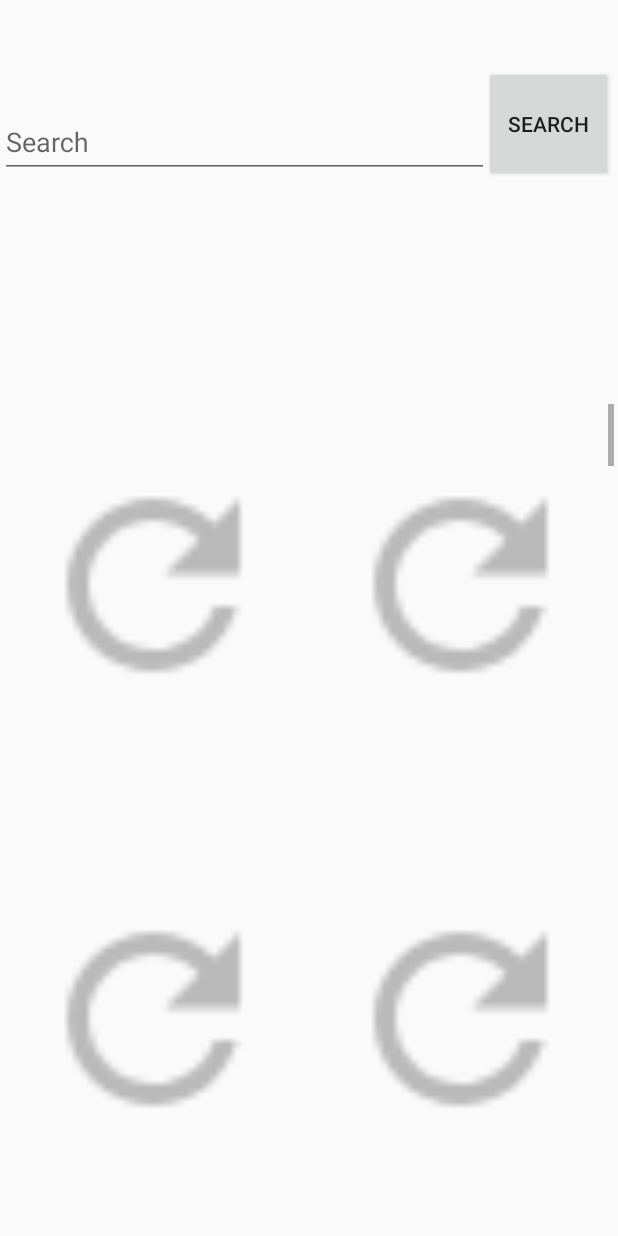
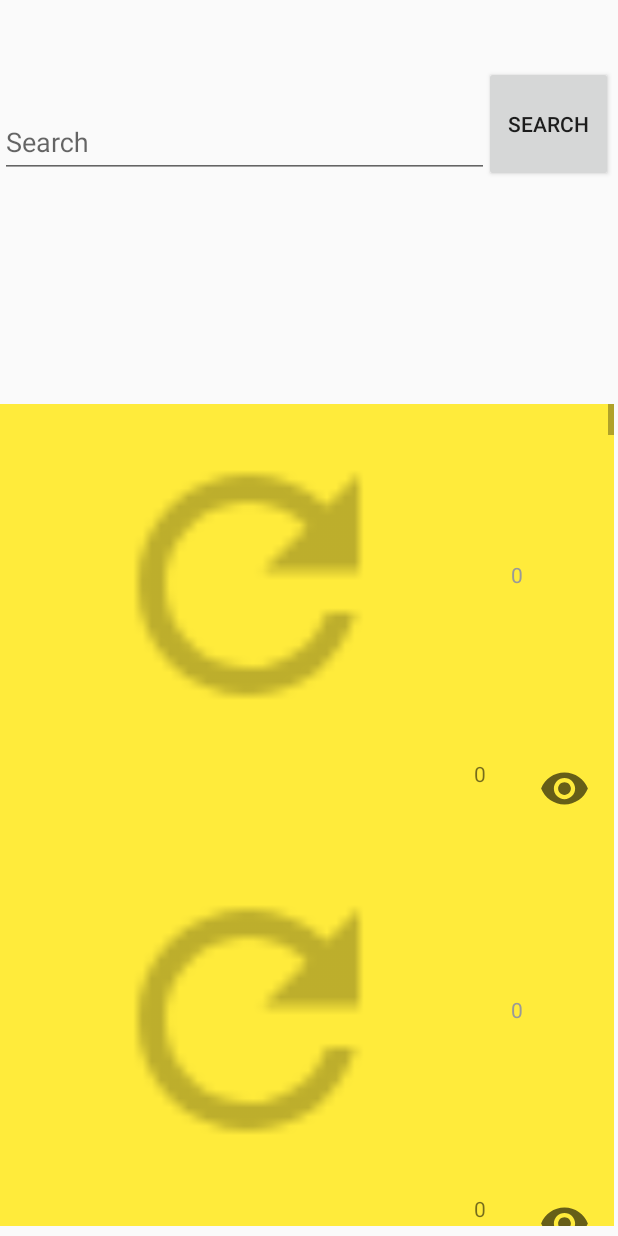
Before and after one commit to mic16/epicture, an Android app: the fragment SlideshowFragment shown on its own in the app's theme, on a phone screen of 412 x 824 dp. Run offline under Robolectric (Android 15) with nearby library versions, the phone set to English and light mode, and no system bars; libraries missing offline, so code that uses them is left out: net.azzerial.jmgur; pictures from the network do not load.

Commit message:
send image

```diff
--- /dev/null
+++ b/app/src/main/java/com/example/epicture/ItemClickSupport.java
@@ -0,0 +1,96 @@
+package com.example.epicture;
+
+import android.view.View;
+
+import androidx.recyclerview.widget.RecyclerView;
+
+public class ItemClickSupport {
+    private final RecyclerView mRecyclerView;
+    private OnItemClickListener mOnItemClickListener;
+    private OnItemLongClickListener mOnItemLongClickListener;
+    private int mItemID;
+    private View.OnClickListener mOnClickListener = new View.OnClickListener() {
+        @Override
+        public void onClick(View v) {
+            if (mOnItemClickListener != null) {
+                RecyclerView.ViewHolder holder = mRecyclerView.getChildViewHolder(v);
+                mOnItemClickListener.onItemClicked(mRecyclerView, holder.getAdapterPosition(), v);
+            }
+        }
+    };
+    private View.OnLongClickListener mOnLongClickListener = new View.OnLongClickListener() {
+        @Override
+        public boolean onLongClick(View v) {
+            if (mOnItemLongClickListener != null) {
+                RecyclerView.ViewHolder holder = mRecyclerView.getChildViewHolder(v);
+                return mOnItemLongClickListener.onItemLongClicked(mRecyclerView, holder.getAdapterPosition(), v);
+            }
+            return false;
+        }
+    };
+    private RecyclerView.OnChildAttachStateChangeListener mAttachListener
+            = new RecyclerView.OnChildAttachStateChangeListener() {
+        @Override
+        public void onChildViewAttachedToWindow(View view) {
+            if (mOnItemClickListener != null) {
+                view.setOnClickListener(mOnClickListener);
+            }
+            if (mOnItemLongClickListener != null) {
+                view.setOnLongClickListener(mOnLongClickListener);
+            }
+        }
+
+        @Override
+        public void onChildViewDetachedFromWindow(View view) {
+
+        }
+    };
+
+    private ItemClickSupport(RecyclerView recyclerView, int itemID) {
+        mRecyclerView = recyclerView;
+        mItemID = itemID;
+        mRecyclerView.setTag(itemID, this);
+        mRecyclerView.addOnChildAttachStateChangeListener(mAttachListener);
+    }
+
+    public static ItemClickSupport addTo(RecyclerView view, int itemID) {
+        ItemClickSupport support = (ItemClickSupport) view.getTag(itemID);
+        if (support == null) {
+            support = new ItemClickSupport(view, itemID);
+        }
+        return support;
+    }
+
+    public static ItemClickSupport removeFrom(RecyclerView view, int itemID) {
+        ItemClickSupport support = (ItemClickSupport) view.getTag(itemID);
+        if (support != null) {
+            support.detach(view);
+        }
+        return support;
+    }
+
+    public ItemClickSupport setOnItemClickListener(OnItemClickListener listener) {
+        mOnItemClickListener = listener;
+        return this;
+    }
+
+    public ItemClickSupport setOnItemLongClickListener(OnItemLongClickListener listener) {
+        mOnItemLongClickListener = listener;
+        return this;
+    }
+
+    private void detach(RecyclerView view) {
+        view.removeOnChildAttachStateChangeListener(mAttachListener);
+        view.setTag(mItemID, null);
+    }
+
+    public interface OnItemClickListener {
+
+        void onItemClicked(RecyclerView recyclerView, int position, View v);
+    }
+
+    public interface OnItemLongClickListener {
+
+        boolean onItemLongClicked(RecyclerView recyclerView, int position, View v);
+    }
+}
--- a/app/src/main/java/com/example/epicture/ui/home/HomeFragment.java
+++ b/app/src/main/java/com/example/epicture/ui/home/HomeFragment.java
@@ -64,14 +64,14 @@ public class HomeFragment extends Fragment {
                                 List<GalleryImage> gImage = gAlbum.getImages();
                                 for (int i = 0; i < gImage.size(); i++) {
                                     GalleryImage image = gImage.get(i);
-                                    Image j = new Image(image.getUrl(), image.getTitle(), Integer.toString(image.getScore()));
+                                    Image j = new Image(image.getUrl(), image.getTitle(), Integer.toString(image.getScore()), image.getHash());
                                     imageList.add(j);
                                 }
                             } else if (img.get(k) instanceof GalleryImage) {
                                 GalleryImage gImage = (GalleryImage) img.get(k);
                                 GalleryImage image = gImage;
                                 System.out.println(image.getTitle());
-                                Image j = new Image(image.getUrl(), image.getTitle(), Integer.toString(image.getScore()));
+                                Image j = new Image(image.getUrl(), image.getTitle(), Integer.toString(image.getScore()), image.getHash());
                                 imageList.add(j);
                             }
                         }
--- a/app/src/main/java/com/example/epicture/ui/slideshow/Image.java
+++ b/app/src/main/java/com/example/epicture/ui/slideshow/Image.java
@@ -4,18 +4,19 @@ import android.graphics.Bitmap;
 import android.widget.ImageView;
 
 public class Image {
-    private String genre, year;
-    private String imageUrl;
+    private String genre, year, imageUrl, hash;
 
     public Image() {
     }
 
-    public Image(String image, String genre, String year) {
+    public Image(String image, String genre, String year, String hash) {
         this.imageUrl = image;
         this.genre = genre;
         this.year = year;
+        this.hash = hash;
     }
 
+    public  String getHash() { return  hash;}
     public String getImage() {
         return imageUrl;
     }
--- a/app/src/main/java/com/example/epicture/ui/slideshow/ImageAdapter.java
+++ b/app/src/main/java/com/example/epicture/ui/slideshow/ImageAdapter.java
@@ -24,8 +24,8 @@ public class ImageAdapter extends RecyclerView.Adapter<ImageAdapter.MyViewHolder
         public MyViewHolder(View view) {
             super(view);
             image = (ImageView) view.findViewById(R.id.imageViewScroll);
-            genre = (TextView) view.findViewById(R.id.genreScroll);
-            year = (TextView) view.findViewById(R.id.yearScroll);
+            genre = (TextView) view.findViewById(R.id.titleScroll);
+            year = (TextView) view.findViewById(R.id.upVoteScroll);
         }
     }
 
@@ -37,7 +37,7 @@ public class ImageAdapter extends RecyclerView.Adapter<ImageAdapter.MyViewHolder
     @Override
     public MyViewHolder onCreateViewHolder(ViewGroup parent, int viewType) {
         View itemView = LayoutInflater.from(parent.getContext())
-                .inflate(R.layout.movie_list_row, parent, false);
+                .inflate(R.layout.image_list_row, parent, false);
 
         return new MyViewHolder(itemView);
     }
--- a/app/src/main/java/com/example/epicture/ui/slideshow/SlideshowFragment.java
+++ b/app/src/main/java/com/example/epicture/ui/slideshow/SlideshowFragment.java
@@ -4,6 +4,7 @@ import android.content.Intent;
 import android.graphics.Bitmap;
 import android.graphics.BitmapFactory;
 import android.os.Bundle;
+import android.util.Log;
 import android.view.LayoutInflater;
 import android.view.View;
 import android.view.ViewGroup;
@@ -18,6 +19,7 @@ import androidx.recyclerview.widget.RecyclerView;
 
 import com.bumptech.glide.Glide;
 import com.example.epicture.ApiData;
+import com.example.epicture.ItemClickSupport;
 import com.example.epicture.R;
 import com.google.android.material.textfield.TextInputLayout;
 
@@ -26,6 +28,7 @@ import net.azzerial.jmgur.api.entities.GalleryElement;
 import net.azzerial.jmgur.api.entities.GalleryImage;
 import net.azzerial.jmgur.api.entities.dto.GallerySearchDTO;
 import net.azzerial.jmgur.api.requests.restaction.PagedRestAction;
+import net.azzerial.jmgur.api.requests.restaction.RestAction;
 
 import java.net.URL;
 import java.util.ArrayList;
@@ -46,8 +49,7 @@ public class SlideshowFragment extends Fragment {
 
         mAdapter = new ImageAdapter(imageList);
         RecyclerView.LayoutManager mLayoutManager = new LinearLayoutManager(getContext());
-
-        recyclerView.setLayoutManager(new GridLayoutManager(root.getContext(), 2));
+        recyclerView.setLayoutManager(new GridLayoutManager(root.getContext(), 1));
         recyclerView.setItemAnimator(new DefaultItemAnimator());
         recyclerView.setAdapter(mAdapter);
 
@@ -60,6 +62,19 @@ public class SlideshowFragment extends Fragment {
                 searchMedia();
             }
         });
+
+        ItemClickSupport.addTo(recyclerView, R.layout.fragment_slideshow)
+                .setOnItemClickListener(new ItemClickSupport.OnItemClickListener() {
+                    @Override
+                    public void onItemClicked(RecyclerView recyclerView, int position, View v) {
+                        RestAction<Boolean> res = ApiData.api.IMAGE.favoriteImage(imageList.get(position).getHash());
+                        res.queue(bool ->{
+                            System.out.println(bool);
+                        });
+                        Log.e("TAG", "Position : "+position + ": " +imageList.get(position).getHash() );
+                    }
+                });
+
         return root;
     }
 
@@ -74,14 +89,14 @@ public class SlideshowFragment extends Fragment {
                                 List<GalleryImage> gImage = gAlbum.getImages();
                                 for (int i = 0; i < gImage.size(); i++) {
                                     GalleryImage image = gImage.get(i);
-                                    Image j = new Image(image.getUrl(), image.getTitle(), Integer.toString(image.getScore()));
+                                    Image j = new Image(image.getUrl(), image.getTitle(), Integer.toString(image.getScore()), image.getHash());
                                     imageList.add(j);
                                 }
                             } else if (img.get(k) instanceof GalleryImage) {
                                 GalleryImage gImage = (GalleryImage) img.get(k);
                                 GalleryImage image = gImage;
                                 System.out.println(image.getTitle());
-                                Image j = new Image(image.getUrl(), image.getTitle(), Integer.toString(image.getScore()));
+                                Image j = new Image(image.getUrl(), image.getTitle(), Integer.toString(image.getScore()), image.getHash());
                                 imageList.add(j);
                             }
                         }
--- /dev/null
+++ b/app/src/main/res/drawable/ic_baseline_visibility_24.xml
@@ -0,0 +1,10 @@
+<vector xmlns:android="http://schemas.android.com/apk/res/android"
+    android:width="24dp"
+    android:height="24dp"
+    android:viewportWidth="24"
+    android:viewportHeight="24"
+    android:tint="?attr/colorControlNormal">
+  <path
+      android:fillColor="@android:color/white"
+      android:pathData="M12,4.5C7,4.5 2.73,7.61 1,12c1.73,4.39 6,7.5 11,7.5s9.27,-3.11 11,-7.5c-1.73,-4.39 -6,-7.5 -11,-7.5zM12,17c-2.76,0 -5,-2.24 -5,-5s2.24,-5 5,-5 5,2.24 5,5 -2.24,5 -5,5zM12,9c-1.66,0 -3,1.34 -3,3s1.34,3 3,3 3,-1.34 3,-3 -1.34,-3 -3,-3z"/>
+</vector>
--- /dev/null
+++ b/app/src/main/res/layout/image_list_row.xml
@@ -0,0 +1,70 @@
+<?xml version="1.0" encoding="utf-8"?>
+<RelativeLayout xmlns:android="http://schemas.android.com/apk/res/android"
+    xmlns:app="http://schemas.android.com/apk/res-auto"
+    android:layout_width="wrap_content"
+    android:layout_height="wrap_content"
+    android:background="#FFEB3B"
+    android:clickable="true"
+    android:focusable="true"
+    android:orientation="vertical"
+    android:paddingLeft="@dimen/activity_horizontal_margin"
+    android:paddingTop="@dimen/row_padding_vertical"
+    android:paddingRight="@dimen/activity_horizontal_margin"
+    android:paddingBottom="@dimen/row_padding_vertical">
+
+    <ImageView
+        android:id="@+id/imageViewScroll"
+        android:layout_width="299dp"
+        android:layout_height="221dp"
+        android:contentDescription="@string/img" />
+
+    <TextView
+        android:id="@+id/titleScroll"
+        android:layout_width="298dp"
+        android:layout_height="43dp"
+        android:layout_below="@id/imageViewScroll"
+        android:layout_marginTop="5dp" />
+
+    <TextView
+        android:id="@+id/viewScroll"
+        android:layout_width="70dp"
+        android:layout_height="43dp"
+        android:layout_below="@id/imageViewScroll"
+        android:layout_alignParentEnd="true"
+        android:layout_marginStart="2dp"
+        android:layout_marginTop="5dp"
+        android:layout_marginEnd="41dp"
+        android:layout_toEndOf="@+id/titleScroll"
+        android:text="@string/_0" />
+
+    <TextView
+        android:id="@+id/upVoteScroll"
+        android:layout_width="70dp"
+        android:layout_height="47dp"
+        android:layout_above="@+id/titleScroll"
+        android:layout_alignTop="@+id/imageViewScroll"
+        android:layout_alignParentEnd="true"
+        android:layout_marginStart="25dp"
+        android:layout_marginTop="94dp"
+        android:layout_marginEnd="1dp"
+        android:layout_marginBottom="85dp"
+        android:layout_toEndOf="@+id/imageViewScroll"
+        android:text="@string/_0"
+        android:textColor="@color/year" />
+
+    <ImageView
+        android:id="@+id/imageView2"
+        android:layout_width="52dp"
+        android:layout_height="54dp"
+        android:layout_alignBottom="@+id/viewScroll"
+        android:layout_alignParentTop="true"
+        android:layout_alignParentEnd="true"
+        android:layout_marginStart="45dp"
+        android:layout_marginTop="224dp"
+        android:layout_marginEnd="0dp"
+        android:layout_marginBottom="1dp"
+        android:layout_toEndOf="@+id/titleScroll"
+        android:contentDescription="@string/viewdisign"
+        app:srcCompat="@drawable/ic_baseline_visibility_24" />
+
+</RelativeLayout>
--- a/app/src/main/res/layout/movie_list_row.xml
+++ /dev/null
@@ -1,40 +0,0 @@
-<?xml version="1.0" encoding="utf-8"?>
-<RelativeLayout xmlns:android="http://schemas.android.com/apk/res/android"
-    android:layout_width="match_parent"
-    android:layout_height="wrap_content"
-    android:background="?android:attr/selectableItemBackground"
-    android:clickable="true"
-    android:focusable="true"
-    android:orientation="vertical"
-    android:paddingBottom="@dimen/row_padding_vertical"
-    android:paddingLeft="@dimen/activity_horizontal_margin"
-    android:paddingRight="@dimen/activity_horizontal_margin"
-    android:paddingTop="@dimen/row_padding_vertical">
-
-    <ImageView
-        android:id="@+id/imageViewScroll"
-        android:layout_width="299dp"
-        android:layout_height="221dp"
-        android:contentDescription="@string/img"/>
-
-    <TextView
-        android:id="@+id/genreScroll"
-        android:layout_width="380dp"
-        android:layout_height="48dp"
-        android:layout_below="@id/imageViewScroll" />
-
-    <TextView
-        android:id="@+id/yearScroll"
-        android:layout_width="wrap_content"
-        android:layout_height="wrap_content"
-        android:layout_above="@+id/genreScroll"
-        android:layout_alignTop="@+id/imageViewScroll"
-        android:layout_alignParentEnd="true"
-        android:layout_marginStart="27dp"
-        android:layout_marginTop="103dp"
-        android:layout_marginEnd="53dp"
-        android:layout_marginBottom="99dp"
-        android:layout_toEndOf="@+id/imageViewScroll"
-        android:textColor="@color/year" />
-
-</RelativeLayout>
--- a/app/src/main/res/values/strings.xml
+++ b/app/src/main/res/values/strings.xml
@@ -20,6 +20,7 @@
     <string name="you_need_anything">You need anything ?</string>
     <string name="search">Search</string>
     <string name="con">con</string>
-    <string name="todo">TODO</string>
     <string name="favourites">Favourites</string>
+    <string name="viewdisign">viewDisign</string>
+    <string name="_0">0</string>
 </resources>
```
